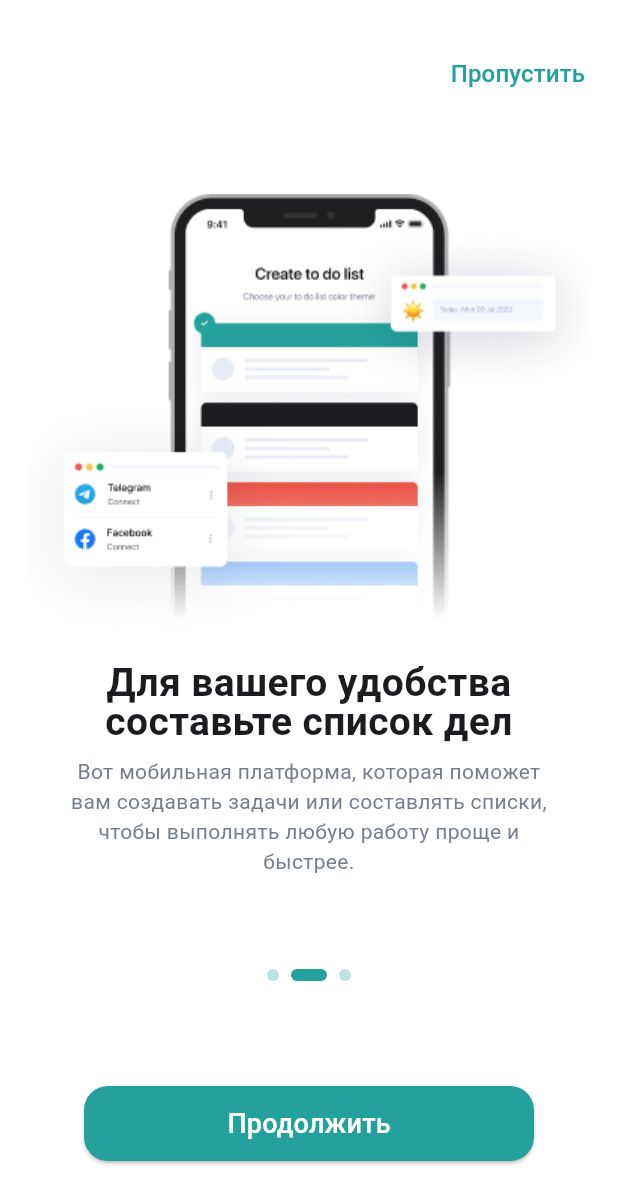
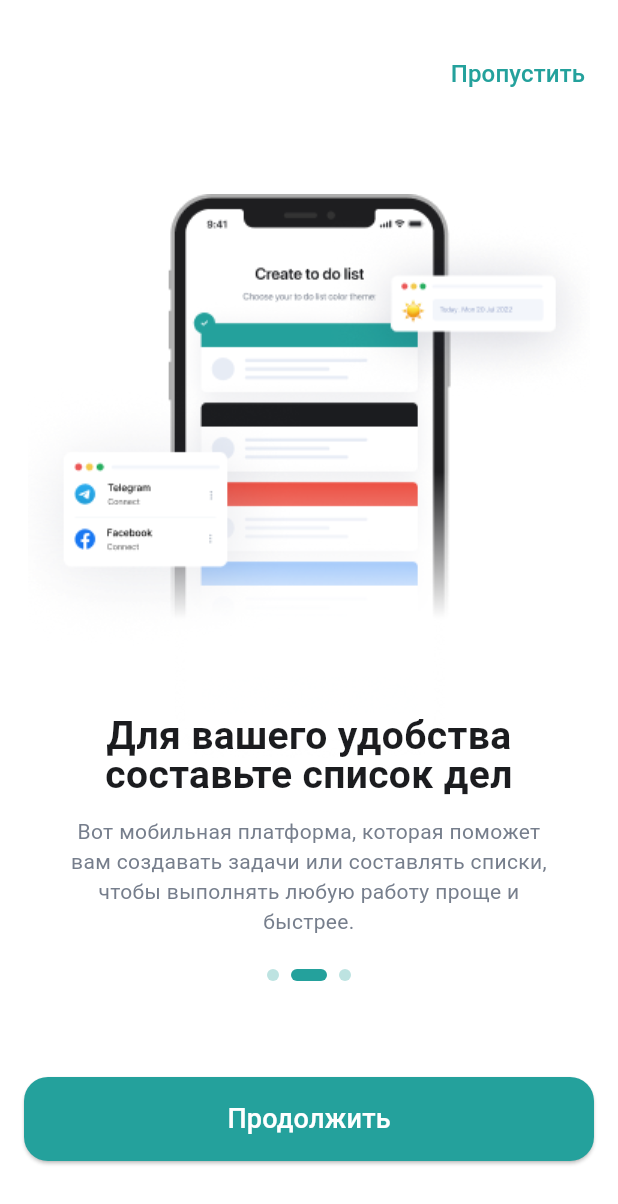
Before and after one commit to maksim-dev1/todo_list_for_me, a Flutter app: the screen it shows after launch, after a tap on "Продолжить", on a phone screen of 412 x 824 dp. Shown: the top 1204 px of the screen. Run offline on Flutter 3.47's test engine with Material 3 defaults, Android fonts, the light colour scheme and no system bars; drawn by our look-alikes of smooth_page_indicator; our stand-ins replace flutter_svg.

Commit message:
refactor (onboarding): ref button "Продолжить"

```diff
--- a/lib/fiature/onboarding/presentation/onboarding_screen.dart
+++ b/lib/fiature/onboarding/presentation/onboarding_screen.dart
@@ -1,7 +1,6 @@
 import 'package:flutter/material.dart';
 import 'package:flutter_svg/flutter_svg.dart';
 import 'package:smooth_page_indicator/smooth_page_indicator.dart';
-import 'package:todo_list_for_me/fiature/login/presentation/login_screen.dart';
 
 class OnboardingScreen extends StatefulWidget {
   const OnboardingScreen({super.key});
@@ -43,7 +42,7 @@ class _OnboardingScreenState extends State<OnboardingScreen> {
                 _currentIndex = index;
               });
             },
-            physics: const NeverScrollableScrollPhysics(),
+            //physics: const NeverScrollableScrollPhysics(),
             itemCount: 3,
             itemBuilder: (context, index) {
               switch (index) {
@@ -101,9 +100,11 @@ class _OnboardingScreenState extends State<OnboardingScreen> {
           ),
           Positioned(
             bottom: 50,
+            right: 16,
+            left: 16,
             child: SizedBox(
-              width: 300,
-              height: 50,
+              width: double.infinity,
+              height: 56,
               child: ElevatedButton(
                 style: ButtonStyle(
                   backgroundColor: WidgetStatePropertyAll(
@@ -200,7 +201,7 @@ class SecondPageOnboarding extends StatelessWidget {
                 child: Image.asset(
                     'assets/onboarding/onboarding_second_image.webp')),
             Positioned(
-              bottom: 330,
+              bottom: 295,
               left: 0,
               right: 0,
               child: Align(
@@ -221,7 +222,7 @@ class SecondPageOnboarding extends StatelessWidget {
               ),
             ),
             const Positioned(
-              bottom: 240,
+              bottom: 200,
               left: 0,
               right: 0,
               child: Align(
@@ -266,16 +267,16 @@ class ThirdPageOnboarding extends StatelessWidget {
                 child: Image.asset(
                     'assets/onboarding/onboarding_third_image.webp')),
             Positioned(
-              bottom: 320,
+              bottom: 295,
               left: 0,
               right: 0,
               child: Align(
                 child: SizedBox(
-                  width: 300,
+                  width: 350,
                   child: Text(
                     'Оцените удобство создания вашего списка дел',
                     style: TextStyle(
-                      fontSize: 26,
+                      fontSize: 24,
                       fontWeight: FontWeight.w600,
                       color: Theme.of(context).colorScheme.onSurface,
                       height: 1,
@@ -287,7 +288,7 @@ class ThirdPageOnboarding extends StatelessWidget {
               ),
             ),
             const Positioned(
-              bottom: 230,
+              bottom: 200,
               left: 0,
               right: 0,
               child: Align(
```
